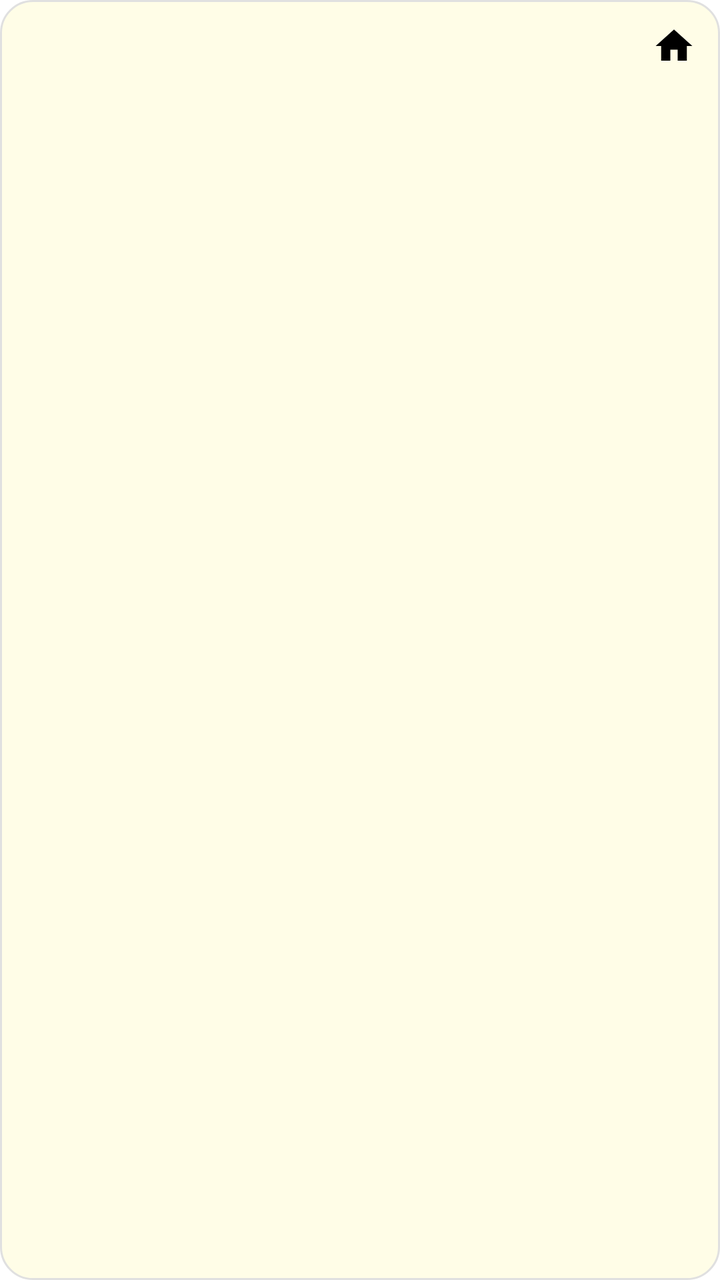
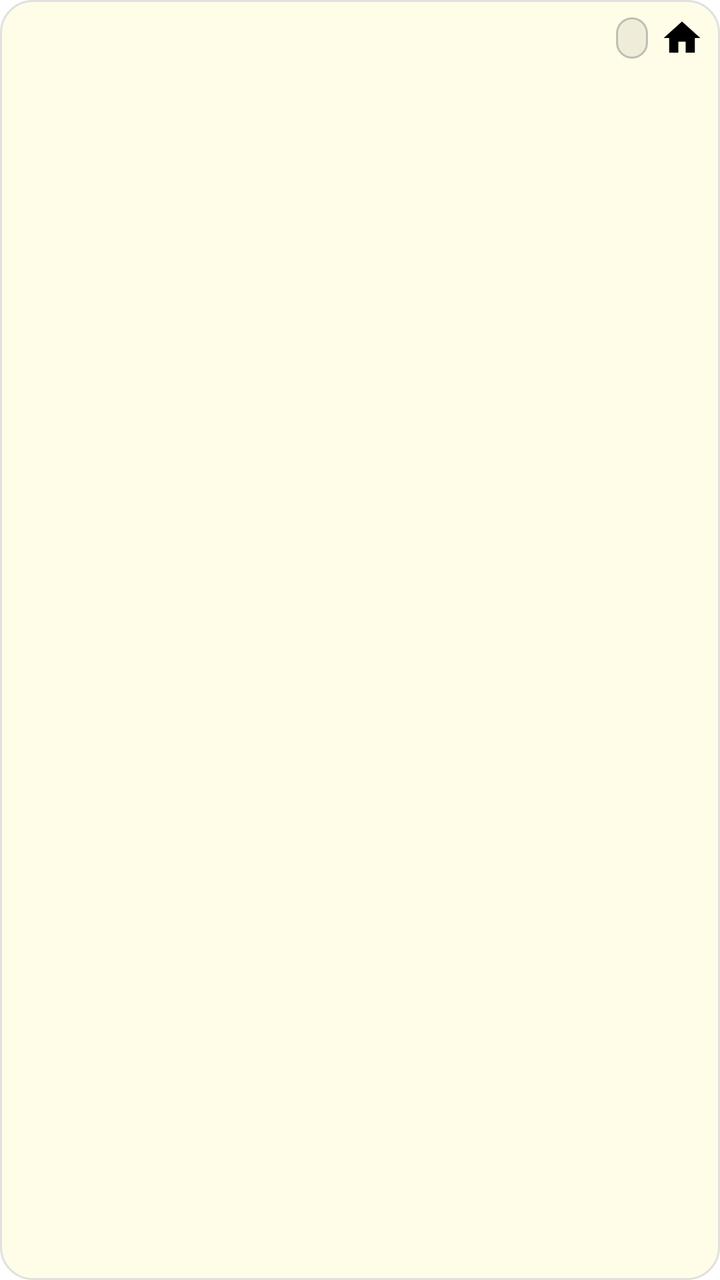

Before-and-after screenshots of an Android layout around one commit, followed by the original layout XML and the change that was made.
<!-- AndroidManifest.xml: fallback theme Theme.MaterialComponents.DayNight.NoActionBar -->
<!-- res/layout/note_widget.xml -->
<?xml version="1.0" encoding="utf-8"?>
<LinearLayout xmlns:android="http://schemas.android.com/apk/res/android"
    android:id="@+id/widget_container"
    android:layout_width="match_parent"
    android:layout_height="match_parent"
    android:orientation="vertical"
    android:padding="12dp"
    android:background="@drawable/widget_background">

    <LinearLayout
        android:layout_width="match_parent"
        android:layout_height="wrap_content"
        android:orientation="horizontal"
        android:gravity="center_vertical">

        <TextView
            android:id="@+id/widget_title"
            android:layout_width="0dp"
            android:layout_height="wrap_content"
            android:layout_weight="1"
            android:textSize="16sp"
            android:textStyle="bold"
            android:textColor="#333333"
            android:maxLines="2"
            android:ellipsize="end" />

        <TextView
            android:id="@+id/widget_time"
            android:layout_width="wrap_content"
            android:layout_height="wrap_content"
            android:textSize="11sp"
            android:textColor="#888888"
            android:paddingStart="6dp"
            android:singleLine="true" />

        <ImageView
            android:id="@+id/widget_menu"
            android:layout_width="22dp"
            android:layout_height="22dp"
            android:layout_marginStart="8dp"
            android:src="@drawable/ic_home"
            android:scaleType="fitCenter"
            android:contentDescription="@string/widget_home" />

    </LinearLayout>

    <TextView
        android:id="@+id/widget_content"
        android:layout_width="match_parent"
        android:layout_height="0dp"
        android:layout_weight="1"
        android:layout_marginTop="8dp"
        android:textSize="14sp"
        android:textColor="#666666"
        android:maxLines="1000"
        android:ellipsize="end" />

</LinearLayout>
<!-- resources referenced by this layout -->
<resources>
  <!-- drawable ic_home (drawable) -->
  <?xml version="1.0" encoding="utf-8"?>
  <vector xmlns:android="http://schemas.android.com/apk/res/android"
      android:width="24dp"
      android:height="24dp"
      android:viewportWidth="24"
      android:viewportHeight="24">
      <path
          android:fillColor="#FF000000"
          android:pathData="M10,20v-6h4v6h5v-8h3L12,3 2,12h3v8z" />
  </vector>
  <!-- drawable widget_background (drawable) -->
  ﻿<?xml version="1.0" encoding="utf-8"?>
  <shape xmlns:android="http://schemas.android.com/apk/res/android"
      android:shape="rectangle">
      <solid android:color="#FFFDE7" />
      <corners android:radius="16dp" />
      <stroke
          android:width="1dp"
          android:color="#E0E0E0" />
  </shape>
  <string name="widget_home">Hauptmenue oeffnen</string>
</resources>

<!-- the commit's change to res/layout/note_widget.xml (unified diff, before → after) -->
@@ -4,7 +4,7 @@
     android:layout_width="match_parent"
     android:layout_height="match_parent"
     android:orientation="vertical"
-    android:padding="12dp"
+    android:padding="8dp"
     android:background="@drawable/widget_background">
 
     <LinearLayout
@@ -24,20 +24,27 @@
             android:maxLines="2"
             android:ellipsize="end" />
 
+        
         <TextView
             android:id="@+id/widget_time"
             android:layout_width="wrap_content"
             android:layout_height="wrap_content"
+            android:layout_marginStart="4dp"
+            android:layout_marginEnd="6dp"
+            android:background="@drawable/widget_sync_button"
+            android:paddingStart="8dp"
+            android:paddingEnd="8dp"
+            android:paddingTop="3dp"
+            android:paddingBottom="3dp"
             android:textSize="11sp"
             android:textColor="#888888"
-            android:paddingStart="6dp"
-            android:singleLine="true" />
+            android:singleLine="true"
+            android:contentDescription="@string/widget_sync" />
 
         <ImageView
             android:id="@+id/widget_menu"
             android:layout_width="22dp"
             android:layout_height="22dp"
-            android:layout_marginStart="8dp"
             android:src="@drawable/ic_home"
             android:scaleType="fitCenter"
             android:contentDescription="@string/widget_home" />
<!-- resource entries referenced after the edit -->
@@ -21,6 +21,17 @@
           android:width="1dp"
           android:color="#E0E0E0" />
   </shape>
+  <!-- drawable widget_sync_button (drawable) -->
+  <?xml version="1.0" encoding="utf-8"?>
+  <shape xmlns:android="http://schemas.android.com/apk/res/android"
+      android:shape="rectangle">
+      <corners android:radius="8dp" />
+      <stroke
+          android:width="1dp"
+          android:color="#80888888" />
+      <solid android:color="#22888888" />
+  </shape>
   <string name="widget_home">Hauptmenue oeffnen</string>
+  <string name="widget_sync">Jetzt synchronisieren</string>
 </resources>
 
